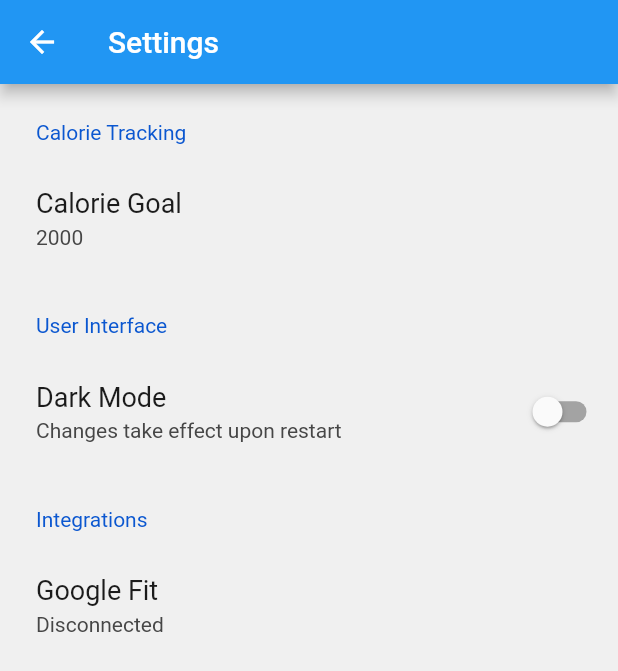
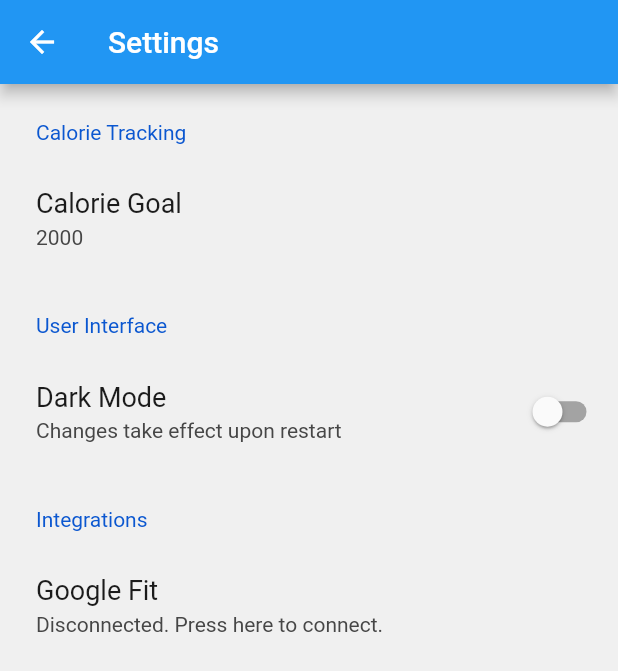
Before and after one commit to watkins-matt/csuf-fitness-mobile, a Flutter app: the screen it shows after launch, in the side drawer, after a tap on "Settings", on a phone screen of 412 x 824 dp. Shown: the top 671 px of the screen. Run offline on Flutter 3.47's test engine with Material 2 defaults, Android fonts, the phone set to English and light mode, and no system bars; drawn by our look-alikes of settings_ui; our stand-ins replace expansion_tile_card, flutter_spinkit, recase, shared_preferences, sqflite; missing offline and left inert: calendar_strip, fit_kit, flutter_rounded_progress_bar, openfoodfacts, qrscan; accounts and stored records are empty.

Commit message:
Update text

```diff
--- a/lib/pages/settings_page.dart
+++ b/lib/pages/settings_page.dart
@@ -64,7 +64,8 @@ class _SettingPageState extends State<SettingsPage> {
   }
 
   Widget _buildBody() {
-    String fitStatus = fitConnected ? "Connected" : "Disconnected";
+    String fitStatus =
+        fitConnected ? "Connected" : "Disconnected. Press here to connect.";
 
     return SettingsList(
       sections: [
```
